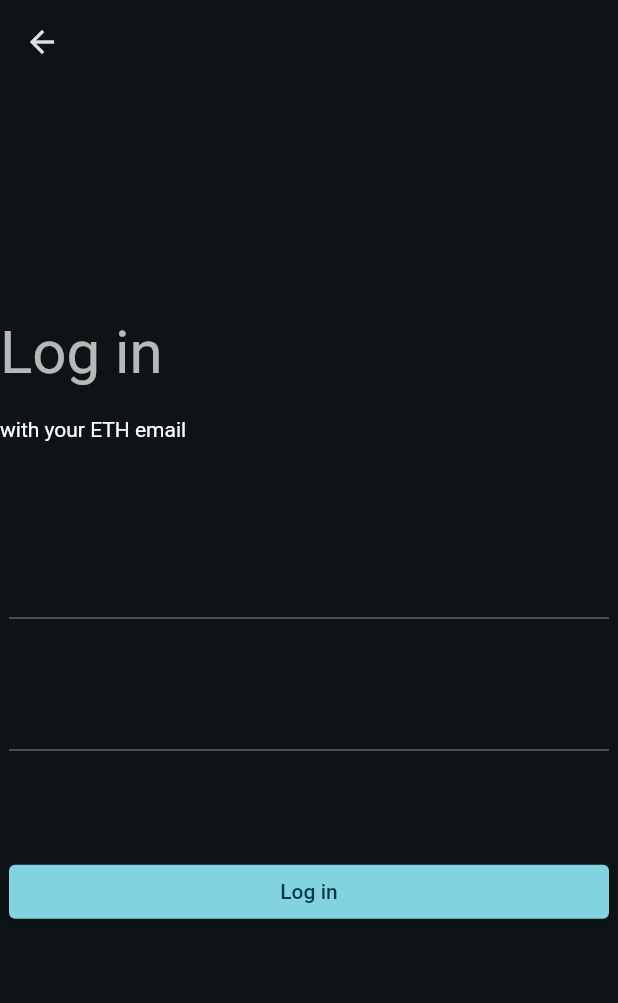
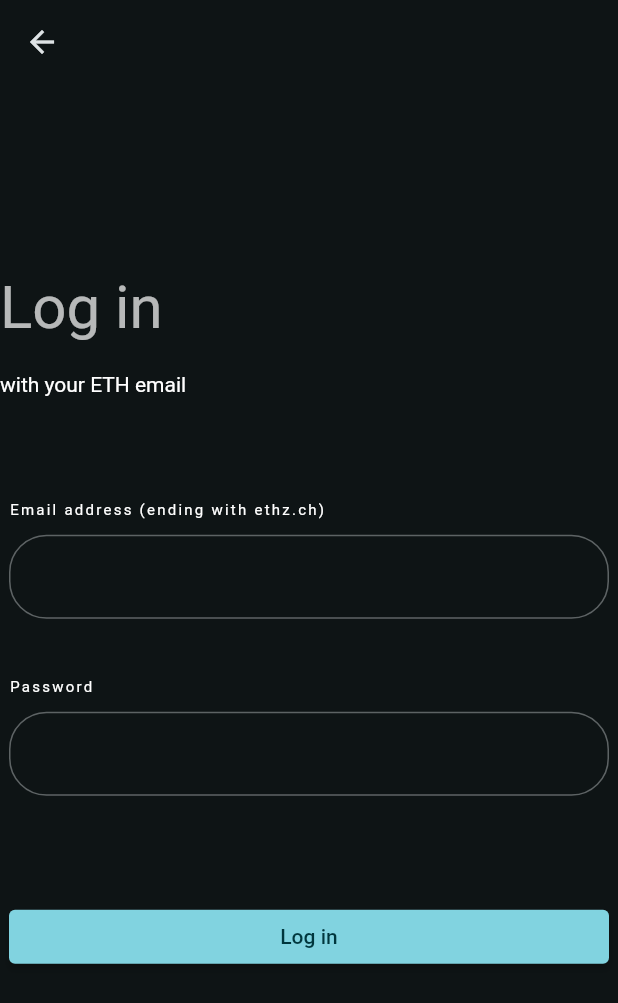
Before and after one commit to Totemi1324/viscon_hackathon_app, a Flutter app: the screen it shows after launch, after a tap on "Log in", on a phone screen of 412 x 824 dp. Shown: the top 1003 px of the screen. Run offline on Flutter 3.47's test engine with Material 2 defaults, Android fonts, the phone set to English and light mode, and no system bars; our stand-ins replace flutter_bloc; missing offline and left inert: flutter_gen.

Commit message:
Add labels and validation to login fields

```diff
--- a/lib/widgets/login_form.dart
+++ b/lib/widgets/login_form.dart
@@ -16,10 +16,71 @@ class _LogInFormState extends State<LogInForm> {
   String _email = "";
   String _password = "";
 
+  Widget emailTextField(BuildContext buildContext) => TextFormField(
+        style: Theme.of(context).textTheme.bodyMedium,
+        autocorrect: false,
+        enableSuggestions: true,
+        onFieldSubmitted: (_) =>
+            FocusScope.of(context).requestFocus(_passwordFocusNode),
+        onSaved: (newValue) {
+          if (newValue != null) {
+            _email = newValue;
+          }
+        },
+        validator: (value) {
+          if (value == null || value.isEmpty) {
+            return "Please enter your email address";
+          }
+          if (!value.trim().endsWith("ethz.ch")) {
+            return "The email you provided is not a valid ETH email address.";
+          }
+          return null;
+        },
+        decoration: InputDecoration(
+          border: OutlineInputBorder(
+            borderSide: BorderSide(
+              width: 3,
+              color: Theme.of(context).colorScheme.onSurface,
+            ),
+            borderRadius: BorderRadius.circular(25.0),
+          ),
+        ),
+      );
+
+  Widget passwordTextField(BuildContext buildContext) => TextFormField(
+        style: Theme.of(context).textTheme.bodyMedium,
+        autocorrect: false,
+        obscureText: true,
+        focusNode: _passwordFocusNode,
+        enableSuggestions: false,
+        onFieldSubmitted: (_) {},
+        onSaved: (newValue) {
+          if (newValue != null) {
+            _email = newValue;
+          }
+        },
+        decoration: InputDecoration(
+          border: OutlineInputBorder(
+            borderSide: BorderSide(
+              width: 3,
+              color: Theme.of(context).colorScheme.onSurface,
+            ),
+            borderRadius: BorderRadius.circular(25.0),
+          ),
+        ),
+      );
+
   void _onSignInPressed(BuildContext buildContext) /*async*/ {
     setState(() {
       _isLoading = true;
     });
+
+    if (!_formKey.currentState!.validate()) {
+      setState(() {
+        _isLoading = false;
+      });
+      return;
+    }
 
     setState(() {
       _isLoading = false;
@@ -32,40 +93,43 @@ class _LogInFormState extends State<LogInForm> {
       constraints: const BoxConstraints(maxWidth: 400),
       child: Form(
         key: _formKey,
+        autovalidateMode: AutovalidateMode.onUserInteraction,
         child: ListView(
           shrinkWrap: true,
           physics: const NeverScrollableScrollPhysics(),
           children: [
             Padding(
               padding: const EdgeInsets.symmetric(vertical: 20),
-              child: TextFormField(
-                style: Theme.of(context).textTheme.bodyMedium,
-                autocorrect: false,
-                enableSuggestions: true,
-                onFieldSubmitted: (_) =>
-                    FocusScope.of(context).requestFocus(_passwordFocusNode),
-                onSaved: (newValue) {
-                  if (newValue != null) {
-                    _email = newValue;
-                  }
-                },
+              child: Column(
+                crossAxisAlignment: CrossAxisAlignment.start,
+                children: [
+                  Text(
+                    "Email address (ending with ethz.ch)",
+                    style: Theme.of(context).textTheme.labelSmall,
+                  ),
+                  Padding(
+                    padding: const EdgeInsets.only(top: 10),
+                    child: emailTextField(context),
+                  ),
+                ],
               ),
             ),
             Padding(
-                padding: const EdgeInsets.symmetric(vertical: 20),
-                child: TextFormField(
-                  style: Theme.of(context).textTheme.bodyMedium,
-                  autocorrect: false,
-                  obscureText: true,
-                  focusNode: _passwordFocusNode,
-                  enableSuggestions: false,
-                  onFieldSubmitted: (_) {},
-                  onSaved: (newValue) {
-                    if (newValue != null) {
-                      _email = newValue;
-                    }
-                  },
-                )),
+              padding: const EdgeInsets.symmetric(vertical: 20),
+              child: Column(
+                crossAxisAlignment: CrossAxisAlignment.start,
+                children: [
+                  Text(
+                    "Password",
+                    style: Theme.of(context).textTheme.labelSmall,
+                  ),
+                  Padding(
+                    padding: const EdgeInsets.only(top: 10),
+                    child: passwordTextField(context),
+                  ),
+                ],
+              ),
+            ),
             const SizedBox(
               height: 50,
             ),
```
